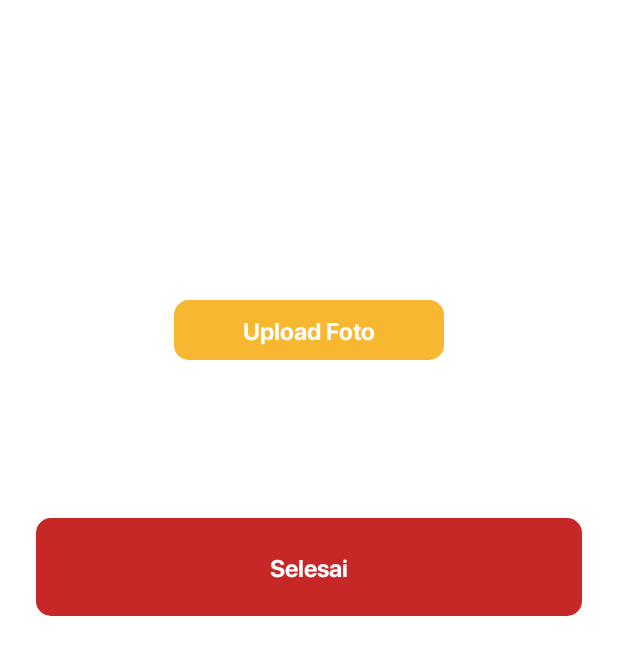
After one commit to Bangkit-Academy-B21-CAP0237/MADANI, an Android app: the fragment FormPictFragment placed in its activity, on a phone screen of 412 x 824 dp. The commit adds this screen. Shown: the top 655 px of the screen. Run offline under Robolectric (Android 15) with nearby library versions, the phone set to English and light mode, and no system bars; our stand-ins replace CircleImageView.

Commit message:
Ui Form Signup Upload Foto

```diff
--- a/app/src/main/AndroidManifest.xml
+++ b/app/src/main/AndroidManifest.xml
@@ -1,7 +1,11 @@
 <?xml version="1.0" encoding="utf-8"?>
 <manifest xmlns:android="http://schemas.android.com/apk/res/android"
     package="com.b21cap0237.capstone">
-
+    <uses-permission android:name="android.permission.INTERNET" />
+    <uses-permission android:name="android.permission.ACCESS_NETWORK_STATE" />
+    <uses-permission android:name="android.permission.WRITE_EXTERNAL_STORAGE" />
+    <uses-permission android:name="android.permission.READ_EXTERNAL_STORAGE" />
+    <uses-permission android:name="android.permission.CAMERA" />
     <application
         android:allowBackup="true"
         android:icon="@mipmap/ic_launcher"
--- a/app/src/main/java/com/b21cap0237/capstone/home/adapter/MenuListAdapter.kt
+++ b/app/src/main/java/com/b21cap0237/capstone/home/adapter/MenuListAdapter.kt
@@ -42,7 +42,7 @@ class MenuListAdapter(private val ListMenu: ArrayList<ListMenu>): RecyclerView.A
     }
 
     override fun getItemCount(): Int {
-        return ListMenu.size
+        return 4
     }
     interface OnItemClickCallback {
         fun onItemClicked(data: ListMenu)
--- /dev/null
+++ b/app/src/main/java/com/b21cap0237/capstone/signup/fragment/FormPictFragment.kt
@@ -0,0 +1,56 @@
+package com.b21cap0237.capstone.signup.fragment
+
+import android.app.Activity.RESULT_OK
+import android.content.Intent
+import android.net.Uri
+import android.os.Bundle
+import android.provider.MediaStore
+import androidx.fragment.app.Fragment
+import android.view.LayoutInflater
+import android.view.View
+import android.view.ViewGroup
+import android.widget.Toast
+
+import com.b21cap0237.capstone.MainActivity
+import com.b21cap0237.capstone.R
+import com.b21cap0237.capstone.databinding.FragmentFormPictBinding
+import com.b21cap0237.capstone.databinding.FragmentFormSignUpBinding
+
+
+class FormPictFragment : Fragment() {
+    private val pickImage = 100
+    private var imageUri: Uri? = null
+    private lateinit var binding: FragmentFormPictBinding
+    override fun onCreate(savedInstanceState: Bundle?) {
+        super.onCreate(savedInstanceState)
+    }
+
+    override fun onCreateView(
+        inflater: LayoutInflater, container: ViewGroup?,
+        savedInstanceState: Bundle?
+    ): View? {
+        // Inflate the layout for this fragment
+        return inflater.inflate(R.layout.fragment_form_pict, container, false)
+    }
+
+    override fun onViewCreated(view: View, savedInstanceState: Bundle?) {
+        super.onViewCreated(view, savedInstanceState)
+        binding= FragmentFormPictBinding.bind(view)
+
+        binding.btnUploadFoto.setOnClickListener {
+            val gallery = Intent(Intent.ACTION_PICK, MediaStore.Images.Media.INTERNAL_CONTENT_URI)
+            startActivityForResult(gallery, pickImage)
+            Toast.makeText(context, "Proses Upload", Toast.LENGTH_SHORT).show()
+        }
+        binding.btnSubmit.setOnClickListener {
+            startActivity(Intent(context,MainActivity::class.java))
+        }
+    }
+    override fun onActivityResult(requestCode: Int, resultCode: Int, data: Intent?) {
+        super.onActivityResult(requestCode, resultCode, data)
+        if (resultCode == RESULT_OK && requestCode == pickImage) {
+            imageUri = data?.data
+            binding.imgProfil.setImageURI(imageUri)
+        }
+    }
+}
--- /dev/null
+++ b/app/src/main/res/layout/fragment_form_pict.xml
@@ -0,0 +1,70 @@
+<?xml version="1.0" encoding="utf-8"?>
+<androidx.constraintlayout.widget.ConstraintLayout xmlns:android="http://schemas.android.com/apk/res/android"
+    xmlns:app="http://schemas.android.com/apk/res-auto"
+    xmlns:tools="http://schemas.android.com/tools"
+    android:layout_width="match_parent"
+    android:layout_height="match_parent"
+    android:padding="@dimen/m_24"
+    tools:context=".signup.fragment.FormPictFragment">
+
+    <de.hdodenhof.circleimageview.CircleImageView
+        android:id="@+id/img_profil"
+        android:layout_width="160dp"
+        android:layout_height="160dp"
+        app:layout_constraintBottom_toBottomOf="parent"
+        app:layout_constraintEnd_toEndOf="parent"
+        app:layout_constraintHorizontal_bias="0.498"
+        app:layout_constraintStart_toStartOf="parent"
+        app:layout_constraintTop_toTopOf="parent"
+        app:layout_constraintVertical_bias="0.0" />
+
+    <ImageButton
+        android:id="@+id/btn_upload_foto"
+        android:layout_width="180dp"
+        android:layout_height="40dp"
+        android:layout_marginTop="@dimen/m_16"
+        android:background="@drawable/bg_upload"
+        android:foreground="?android:attr/selectableItemBackground"
+        app:layout_constraintEnd_toEndOf="parent"
+        app:layout_constraintStart_toStartOf="parent"
+        app:layout_constraintTop_toBottomOf="@+id/img_profil" />
+
+    <TextView
+        android:layout_width="wrap_content"
+        android:layout_height="wrap_content"
+        android:fontFamily="@font/sfpro_bold"
+        android:text="@string/upload_foto"
+        android:textColor="@color/white"
+        android:textSize="@dimen/m_16"
+        app:layout_constraintBottom_toBottomOf="@+id/btn_upload_foto"
+        app:layout_constraintEnd_toEndOf="@+id/btn_upload_foto"
+        app:layout_constraintStart_toStartOf="@+id/btn_upload_foto"
+        app:layout_constraintTop_toTopOf="@+id/btn_upload_foto" />
+
+    <ImageButton
+        android:id="@+id/btn_submit"
+        android:layout_width="match_parent"
+        android:layout_height="65dp"
+        android:layout_marginTop="@dimen/m_16"
+        android:background="@drawable/bg_btn"
+        android:foreground="?android:attr/selectableItemBackground"
+        app:layout_constraintBottom_toBottomOf="parent"
+        app:layout_constraintEnd_toEndOf="parent"
+        app:layout_constraintHorizontal_bias="0.666"
+        app:layout_constraintStart_toStartOf="parent"
+        app:layout_constraintTop_toBottomOf="@+id/btn_upload_foto"
+        app:layout_constraintVertical_bias="0.187" />
+
+    <TextView
+        android:layout_width="wrap_content"
+        android:layout_height="wrap_content"
+        android:fontFamily="@font/sfpro_bold"
+        android:text="@string/selesai"
+        android:textColor="@color/white"
+        android:textSize="@dimen/m_16"
+        app:layout_constraintBottom_toBottomOf="@+id/btn_submit"
+        app:layout_constraintEnd_toEndOf="@+id/btn_submit"
+        app:layout_constraintStart_toStartOf="@+id/btn_submit"
+        app:layout_constraintTop_toTopOf="@+id/btn_submit" />
+
+</androidx.constraintlayout.widget.ConstraintLayout>
--- a/app/src/main/res/values/strings.xml
+++ b/app/src/main/res/values/strings.xml
@@ -53,4 +53,6 @@
     <string name="nama_lengkap">Nama Lengkap</string>
     <string name="no_hp">No Hp</string>
     <string name="selanjutnya">Selanjutnya</string>
+    <string name="upload_foto">Upload Foto</string>
+    <string name="selesai">Selesai</string>
 </resources>
```
Also changed, not shown: app/src/main/java/com/b21cap0237/capstone/MainActivity.kt (+8 -1 lines), app/src/main/java/com/b21cap0237/capstone/signup/fragment/FormInstansiFragment.kt (+14 -0 lines), app/src/main/res/layout/fragment_form_instansi.xml (+5 -5 lines).
